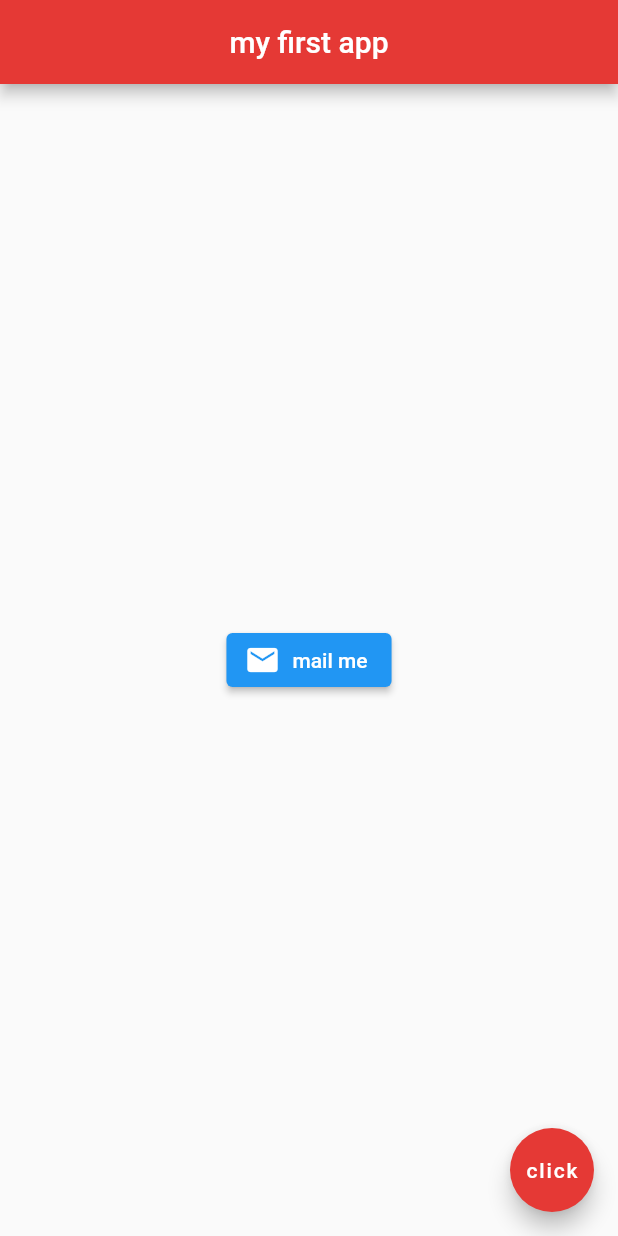
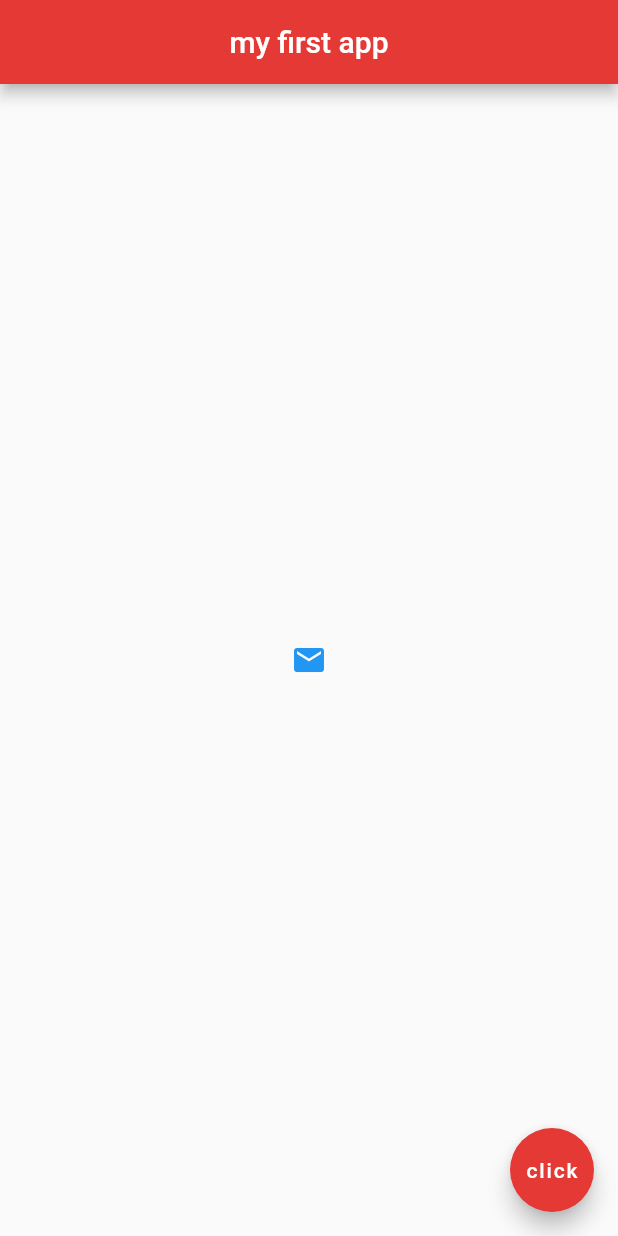
Before and after one commit to AFRT927/first_flutter_app, a Flutter app: the screen it shows after launch, on a phone screen of 412 x 824 dp. Run offline on Flutter 3.47's test engine with Material 2 defaults, Android fonts, the light colour scheme and no system bars.

Commit message:
adding IconButton

```diff
--- a/lib/main.dart
+++ b/lib/main.dart
@@ -27,13 +27,14 @@ class Home extends StatelessWidget {
       backgroundColor: Colors.red[600],
     ),
   body: Center(
-    child: ElevatedButton.icon(
+    child: IconButton(
       onPressed: (){},
        icon: Icon(
-        Icons.email
+        Icons.email,
+        color: Colors.blue,
        ),
-        label: Text('mail me')
-        )
+       color: Colors.amber,
+       )
   ),
   floatingActionButton: FloatingActionButton(
     onPressed: () {},
```
